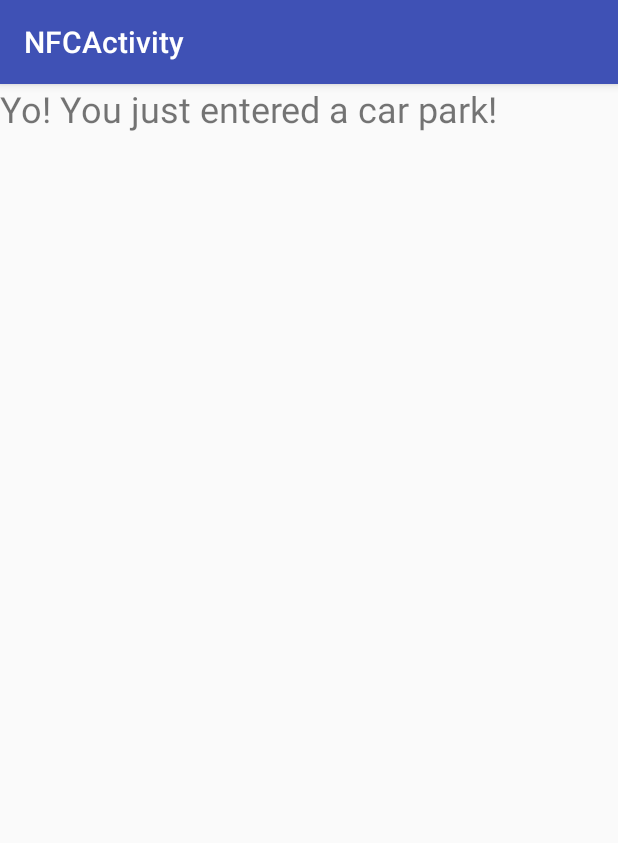
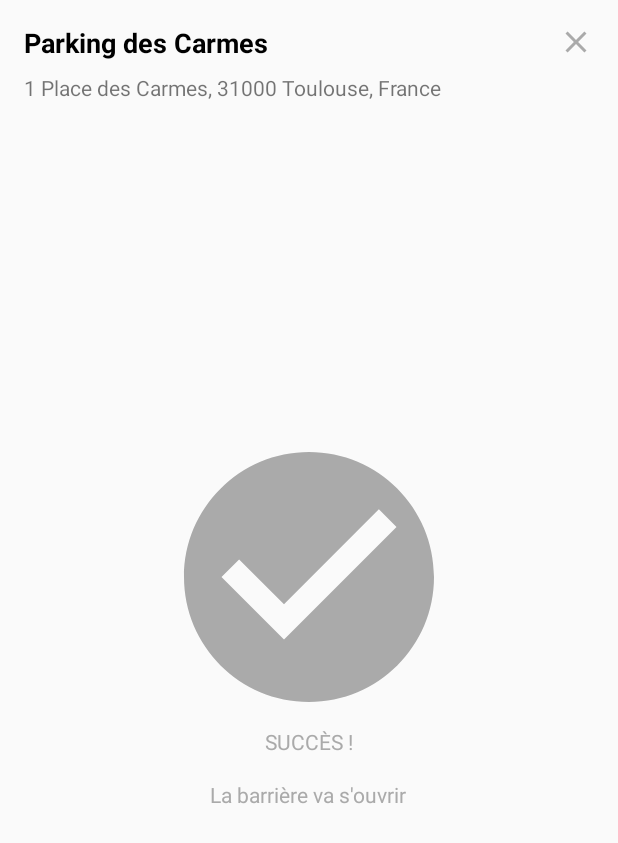
Before and after one commit to appstud/nfc_card, an Android app: the NFCActivity screen opened directly, with no data from a screen before it, on a phone screen of 412 x 824 dp. Shown: the top 843 px of the screen. Run offline under Robolectric (Android 15) with nearby library versions, the light colour scheme and no system bars.

Commit message:
style on NFC confirmation

```diff
--- a/app/build.gradle
+++ b/app/build.gradle
@@ -10,6 +10,8 @@ android {
         versionCode 1
         versionName "1.0"
         testInstrumentationRunner "android.support.test.runner.AndroidJUnitRunner"
+        vectorDrawables.useSupportLibrary = true
+
     }
     buildTypes {
         release {
--- a/app/src/main/java/com/appstud/parking/NFCActivity.java
+++ b/app/src/main/java/com/appstud/parking/NFCActivity.java
@@ -2,7 +2,6 @@ package com.appstud.parking;
 
 import android.os.Bundle;
 import android.support.v7.app.AppCompatActivity;
-import android.support.v7.widget.Toolbar;
 
 public class NFCActivity extends AppCompatActivity {
 
@@ -10,8 +9,6 @@ public class NFCActivity extends AppCompatActivity {
     protected void onCreate(Bundle savedInstanceState) {
         super.onCreate(savedInstanceState);
         setContentView(R.layout.activity_nfc);
-        Toolbar toolbar = (Toolbar) findViewById(R.id.toolbar);
-        setSupportActionBar(toolbar);
     }
 
 }
--- /dev/null
+++ b/app/src/main/res/drawable/ic_check_circle_black_24dp.xml
@@ -0,0 +1,9 @@
+<vector xmlns:android="http://schemas.android.com/apk/res/android"
+        android:width="24dp"
+        android:height="24dp"
+        android:viewportWidth="24.0"
+        android:viewportHeight="24.0">
+    <path
+        android:fillColor="#FF000000"
+        android:pathData="M12,2C6.48,2 2,6.48 2,12s4.48,10 10,10 10,-4.48 10,-10S17.52,2 12,2zM10,17l-5,-5 1.41,-1.41L10,14.17l7.59,-7.59L19,8l-9,9z"/>
+</vector>
--- /dev/null
+++ b/app/src/main/res/drawable/ic_close_black_24dp.xml
@@ -0,0 +1,9 @@
+<vector xmlns:android="http://schemas.android.com/apk/res/android"
+        android:width="24dp"
+        android:height="24dp"
+        android:viewportWidth="24.0"
+        android:viewportHeight="24.0">
+    <path
+        android:fillColor="#FF000000"
+        android:pathData="M19,6.41L17.59,5 12,10.59 6.41,5 5,6.41 10.59,12 5,17.59 6.41,19 12,13.41 17.59,19 19,17.59 13.41,12z"/>
+</vector>
--- a/app/src/main/res/layout/activity_nfc.xml
+++ b/app/src/main/res/layout/activity_nfc.xml
@@ -12,13 +12,6 @@
         android:layout_height="wrap_content"
         android:theme="@style/AppTheme.AppBarOverlay">
 
-        <android.support.v7.widget.Toolbar
-            android:id="@+id/toolbar"
-            android:layout_width="match_parent"
-            android:layout_height="?attr/actionBarSize"
-            android:background="?attr/colorPrimary"
-            app:popupTheme="@style/AppTheme.PopupOverlay"/>
-
     </android.support.design.widget.AppBarLayout>
 
     <include layout="@layout/content_nfc"/>
--- a/app/src/main/res/layout/content_nfc.xml
+++ b/app/src/main/res/layout/content_nfc.xml
@@ -1,23 +1,85 @@
 <?xml version="1.0" encoding="utf-8"?>
-<android.support.constraint.ConstraintLayout
+<RelativeLayout
     xmlns:android="http://schemas.android.com/apk/res/android"
     xmlns:app="http://schemas.android.com/apk/res-auto"
     xmlns:tools="http://schemas.android.com/tools"
     android:layout_width="match_parent"
     android:layout_height="match_parent"
-    app:layout_behavior="@string/appbar_scrolling_view_behavior"
     tools:context="com.appstud.parking.NFCActivity"
     tools:showIn="@layout/activity_nfc">
 
-    <TextView
-        android:layout_width="0dp"
+    <ImageView
+        android:layout_width="wrap_content"
         android:layout_height="wrap_content"
-        android:text="Yo! You just entered a car park!"
-        android:textSize="24sp"
-        app:layout_constraintLeft_toLeftOf="parent"
-        app:layout_constraintRight_toRightOf="parent"
-        app:layout_constraintTop_toBottomOf="parent"
-        app:layout_constraintTop_toTopOf="parent"
+        android:layout_alignParentRight="true"
+        android:layout_margin="@dimen/fab_margin"
+        android:tint="@android:color/darker_gray"
+        app:srcCompat="@drawable/ic_close_black_24dp"
         />
 
-</android.support.constraint.ConstraintLayout>
+    <LinearLayout
+        android:layout_width="match_parent"
+        android:layout_height="wrap_content"
+        android:layout_marginLeft="@dimen/fab_margin"
+        android:layout_marginTop="@dimen/fab_margin"
+        android:orientation="vertical">
+
+        <TextView
+            android:layout_width="match_parent"
+            android:layout_height="wrap_content"
+            android:fontFamily="sans-serif"
+            android:text="@string/parking_name"
+
+            android:textColor="@android:color/black"
+            android:textSize="@dimen/parking_name_text_size"
+            android:textStyle="bold"/>
+
+        <TextView
+            android:layout_width="match_parent"
+            android:layout_height="wrap_content"
+            android:layout_marginTop="@dimen/parking_address_margin_top"
+            android:fontFamily="sans-serif"
+            android:text="@string/parking_address"
+            android:textSize="14sp"/>
+
+    </LinearLayout>
+
+    <LinearLayout
+        android:layout_width="wrap_content"
+        android:layout_height="wrap_content"
+        android:layout_centerInParent="true"
+        android:orientation="vertical"
+        >
+
+        <ImageView
+            android:layout_width="@dimen/parking_success_big_icon_size"
+            android:layout_height="@dimen/parking_success_big_icon_size"
+            android:tint="@android:color/darker_gray"
+            app:srcCompat="@drawable/ic_check_circle_black_24dp"
+            />
+
+        <TextView
+            android:layout_width="wrap_content"
+            android:layout_height="wrap_content"
+            android:layout_gravity="center"
+            android:fontFamily="sans-serif"
+            android:text="@string/parking_success"
+            android:textAllCaps="true"
+            android:textColor="@android:color/darker_gray"
+            />
+
+        <TextView
+            android:layout_width="wrap_content"
+            android:layout_height="wrap_content"
+            android:layout_gravity="center"
+            android:layout_marginTop="@dimen/fab_margin"
+            android:fontFamily="sans-serif"
+            android:text="@string/parking_barrier"
+            android:textColor="@android:color/darker_gray"
+            />
+
+
+    </LinearLayout>
+
+
+</RelativeLayout>
--- a/app/src/main/res/values/dimens.xml
+++ b/app/src/main/res/values/dimens.xml
@@ -1,3 +1,6 @@
 <resources>
     <dimen name="fab_margin">16dp</dimen>
+    <dimen name="parking_name_text_size">18sp</dimen>
+    <dimen name="parking_address_margin_top">8dp</dimen>
+    <dimen name="parking_success_big_icon_size">200dp</dimen>
 </resources>
--- a/app/src/main/res/values/strings.xml
+++ b/app/src/main/res/values/strings.xml
@@ -6,5 +6,9 @@
     <string name="id_badge">client numéro 12234232</string>
     <string name="title_activity_nfc">NFCActivity</string>
     <string name="broadcast_notification_type">com.appstud.parking.MY_NOTIFICATION</string>
+    <string name="parking_name">Parking des Carmes</string>
+    <string name="parking_address">1 Place des Carmes, 31000 Toulouse, France</string>
+    <string name="parking_success">Succès !</string>
+    <string name="parking_barrier">La barrière va s\'ouvrir</string>
 
 </resources>
```
